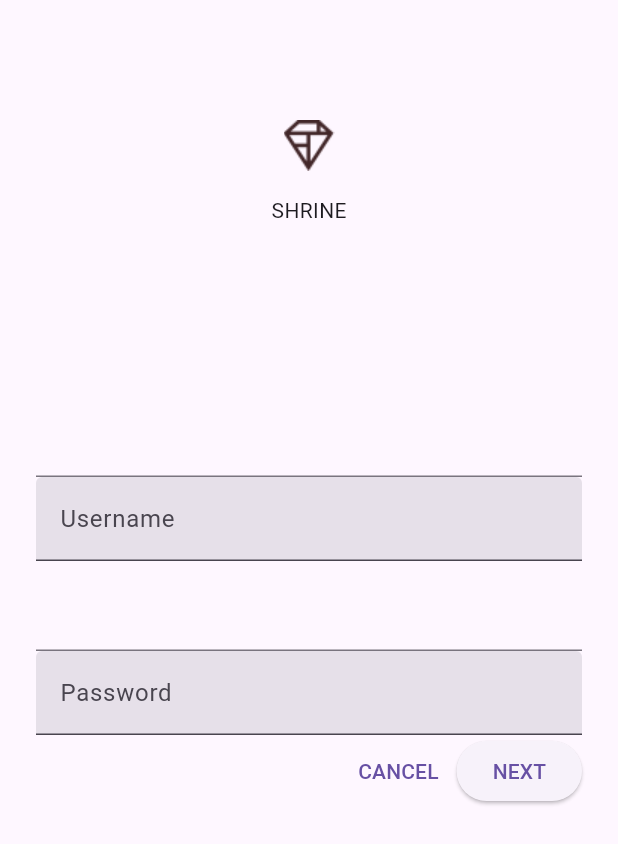
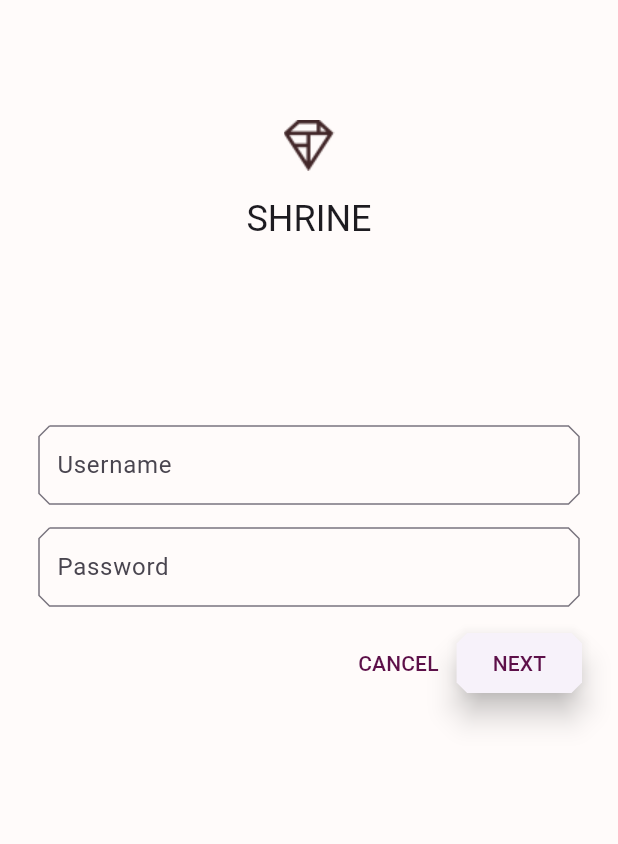
Before and after one commit to Syavirasatriani23/2200016126_Syavira-SL, a Flutter app: the screen it shows after launch, after a tap on "CANCEL", on a phone screen of 412 x 824 dp. Shown: the top 844 px of the screen. Run offline on Flutter 3.47's test engine with Material 3 defaults, Android fonts, the phone set to English and light mode, and no system bars.

Commit message:
file prak 6

```diff
--- a/mdc_100_series/lib/app.dart
+++ b/mdc_100_series/lib/app.dart
@@ -16,6 +16,8 @@
 
 import 'home.dart';
 import 'login.dart';
+import 'colors.dart';
+import 'supplemental/cut_corners_border.dart';
 
 // TODO: Convert ShrineApp to stateful widget (104)
 class ShrineApp extends StatelessWidget {
@@ -35,10 +37,62 @@
         // TODO: Change backLayer field value to CategoryMenuPage (104)
       },
       // TODO: Customize the theme (103)
-      theme: ThemeData.light(useMaterial3: true),
+        theme: _kShrineTheme,
     );
   }
 }
 
 // TODO: Build a Shrine Theme (103)
+final ThemeData _kShrineTheme = _buildShrineTheme();
+
+ThemeData _buildShrineTheme() {
+  final ThemeData base = ThemeData.light();
+  return base.copyWith(
+    colorScheme: base.colorScheme.copyWith(
+      primary: kShrinePurple,
+      secondary: kShrinePurple,
+      error: kShrineErrorRed,
+    ),
+    scaffoldBackgroundColor: kShrineSurfaceWhite,
+    textSelectionTheme: const TextSelectionThemeData(
+      selectionColor: kShrinePurple,
+    ),
+    inputDecorationTheme: const InputDecorationTheme(
+      border: CutCornersBorder(),
+      focusedBorder: CutCornersBorder(
+        borderSide: BorderSide(
+          width: 2.0,
+          color: kShrinePurple,
+        ),
+      ),
+      floatingLabelStyle: TextStyle(
+        color: kShrinePurple,
+      ),
+    ),
+  );
+}
+
+
 // TODO: Build a Shrine Text Theme (103)
+TextTheme _buildShrineTextTheme(TextTheme base) {
+  return base.copyWith(
+    headlineSmall: base.headlineSmall!.copyWith(
+      fontWeight: FontWeight.w500,
+    ),
+    titleLarge: base.titleLarge!.copyWith(
+      fontSize: 18.0,
+    ),
+    bodySmall: base.bodySmall!.copyWith(
+      fontWeight: FontWeight.w400,
+      fontSize: 14.0,
+    ),
+    bodyLarge: base.bodyLarge!.copyWith(
+      fontWeight: FontWeight.w500,
+      fontSize: 16.0,
+    ),
+  ).apply(
+    fontFamily: 'Rubik',
+    displayColor: kShrineBrown900,
+    bodyColor: kShrineBrown900,
+  );
+}
--- a/mdc_100_series/lib/home.dart
+++ b/mdc_100_series/lib/home.dart
@@ -1,29 +1,13 @@
-// Copyright 2018-present the Flutter authors. All Rights Reserved.
-//
-// Licensed under the Apache License, Version 2.0 (the "License");
-// you may not use this file except in compliance with the License.
-// You may obtain a copy of the License at
-//
-// http://www.apache.org/licenses/LICENSE-2.0
-//
-// Unless required by applicable law or agreed to in writing, software
-// distributed under the License is distributed on an "AS IS" BASIS,
-// WITHOUT WARRANTIES OR CONDITIONS OF ANY KIND, either express or implied.
-// See the License for the specific language governing permissions and
-// limitations under the License.
-
 import 'package:flutter/material.dart';
   import 'package:intl/intl.dart';
 
   import 'model/product.dart';
   import 'model/products_repository.dart';
+  import 'supplemental/asymmetric_view.dart';
 
   class HomePage extends StatelessWidget {
     const HomePage({Key? key}) : super(key: key);
 
-  // TODO: Make a collection of cards (102)
-
-// Replace this entire method
     List<Card> _buildGridCards(BuildContext context) {
       List<Product> products = ProductsRepository.loadProducts(Category.all);
 
@@ -39,6 +23,7 @@
         return Card(
           clipBehavior: Clip.antiAlias,
           // TODO: Adjust card heights (103)
+          elevation: 0.0,
           child: Column(
             // TODO: Center items on the card (103)
             crossAxisAlignment: CrossAxisAlignment.start,
@@ -48,7 +33,6 @@
                 child: Image.asset(
                   product.assetName,
                   package: product.assetPackage,
-                // TODO: Adjust the box size (102)
                   fit: BoxFit.fitWidth,
                 ),
               ),
@@ -57,20 +41,24 @@
                   padding: const EdgeInsets.fromLTRB(16.0, 12.0, 16.0, 8.0),
                   child: Column(
                     // TODO: Align labels to the bottom and center (103)
-                  crossAxisAlignment: CrossAxisAlignment.start,
+                    mainAxisAlignment: MainAxisAlignment.end,
+                    crossAxisAlignment: CrossAxisAlignment.center,
                     // TODO: Change innermost Column (103)
                     children: <Widget>[
                     // TODO: Handle overflowing labels (103)
                       Text(
                         product.name,
-                      style: theme.textTheme.titleLarge,
+                        style: theme.textTheme.labelLarge,
+                        softWrap: false,
+                        overflow: TextOverflow.ellipsis,
                         maxLines: 1,
                       ),
-                    const SizedBox(height: 8.0),
+                      const SizedBox(height: 4.0),
                       Text(
                         formatter.format(product.price),
-                      style: theme.textTheme.titleSmall,
+                        style: theme.textTheme.bodySmall,
                       ),
+                      // End new code
                     ],
                   ),
                 ),
@@ -80,60 +68,43 @@
         );
       }).toList();
     }
+
     // TODO: Add a variable for Category (104)
     @override
     Widget build(BuildContext context) {
       // TODO: Return an AsymmetricView (104)
       // TODO: Pass Category variable to AsymmetricView (104)
-    return  Scaffold(
-      // TODO: Add app bar (102)
+      return Scaffold(
         appBar: AppBar(
-        title: const Text(
-          "SHRINE",
-          style: TextStyle(color: Colors.white),
-        ),
-        backgroundColor: Colors.blue,
           leading: IconButton(
             icon: const Icon(
               Icons.menu,
-            color: Colors.white,
-            semanticLabel: "Menu Button",
+              semanticLabel: 'menu',
             ),
-          onPressed: () {
-            print("menu clicked");
-          },
+            onPressed: () {},
           ),
-        // TODO: Add trailing buttons (102)
+          title: const Text('SHRINE'),
           actions: <Widget>[
             IconButton(
               icon: const Icon(
                 Icons.search,
-              color: Colors.white,
                 semanticLabel: 'search',
               ),
-            onPressed: () {
-              print('Search button');
-            },
+              onPressed: () {},
             ),
             IconButton(
               icon: const Icon(
                 Icons.tune,
-              color: Colors.white,
                 semanticLabel: 'filter',
               ),
-            onPressed: () {
-              print('Filter button');
-            },
+              onPressed: () {},
             ),
           ],
         ),
-      // TODO: Add a grid view (102)
-      body: GridView.count(
-          crossAxisCount: 2,
-          padding: const EdgeInsets.all(16.0),
-          childAspectRatio: 8.0 / 9.0,
-          children: _buildGridCards(context)
+        body: AsymmetricView(
+          products: ProductsRepository.loadProducts(Category.all),
         ),
+        resizeToAvoidBottomInset: false,
       );
     }
   }
--- a/mdc_100_series/lib/login.dart
+++ b/mdc_100_series/lib/login.dart
@@ -2,15 +2,14 @@
 
 class LoginPage extends StatefulWidget {
   const LoginPage({Key? key}) : super(key: key);
-
   @override
   _LoginPageState createState() => _LoginPageState();
 }
 
 class _LoginPageState extends State<LoginPage> {
-  // TODO: Add text editing controllers (101)
   final _usernameController = TextEditingController();
   final _passwordController = TextEditingController();
+
   @override
   Widget build(BuildContext context) {
     return Scaffold(
@@ -23,58 +22,58 @@
           children: <Widget>[
             Image.asset('assets/diamond.png'),
             const SizedBox(height: 16.0),
-                const Text('SHRINE'),
+            Text(
+              'SHRINE',
+              style: Theme.of(context).textTheme.headlineSmall,
+            ),
           ],
         ),
             const SizedBox(height: 120.0),
-            // TODO: Add TextField widgets (101)
-            // [Name]
+            // TODO: Remove filled: true values (103)
             TextField(
-              controller: _usernameController),
-            TextField(
+              controller: _usernameController,
               decoration: const InputDecoration(
-                filled: true,
                 labelText: 'Username',
               ),
             ),
-            // spacer
             const SizedBox(height: 12.0),
-            // [Password]
             TextField(
-              controller: _passwordController),
-            TextField(
+              controller: _passwordController,
               decoration: const InputDecoration(
-                filled: true,
                 labelText: 'Password',
               ),
               obscureText: true,
             ),
-            // TODO: Remove filled: true values (103)
-            // TODO: Add TextField widgets (101)
-            // TODO: Add button bar (101)
-
+            const SizedBox(height: 12.0),
             OverflowBar(
               alignment: MainAxisAlignment.end,
+              children: <Widget>[
                 // TODO: Add a beveled rectangular border to CANCEL (103)
-              children: <Widget>[
-                // TODO: Add buttons (101)
-
                 TextButton(
                   child: const Text('CANCEL'),
                   onPressed: () {
-                     // TODO: Clear the text fields (101)
                     _usernameController.clear();
                     _passwordController.clear();
                   },
+                  style: TextButton.styleFrom(
+                    foregroundColor: Theme.of(context).colorScheme.secondary, shape: const BeveledRectangleBorder(
+                      borderRadius: BorderRadius.all(Radius.circular(7.0)),
+                    ),
+                  ),
                 ),
                 // TODO: Add an elevation to NEXT (103)
                 // TODO: Add a beveled rectangular border to NEXT (103)
                 ElevatedButton(
                   child: const Text('NEXT'),
                   onPressed: () {
-                // TODO: Show the next page (101)
                     Navigator.pop(context);
                   },
+                  style: ElevatedButton.styleFrom(
+                    elevation: 8.0,
+                    shape: const BeveledRectangleBorder(
+                      borderRadius: BorderRadius.all(Radius.circular(7.0)),
+                    ),
+                  ),
                 ),
               ],
             ),
```
Also changed, not shown: mdc_100_series/lib/colors.dart (added, +14 -0 lines), mdc_100_series/pubspec.yaml (+7 -1 lines). Lines whose indentation alone changed are shown as unchanged.
